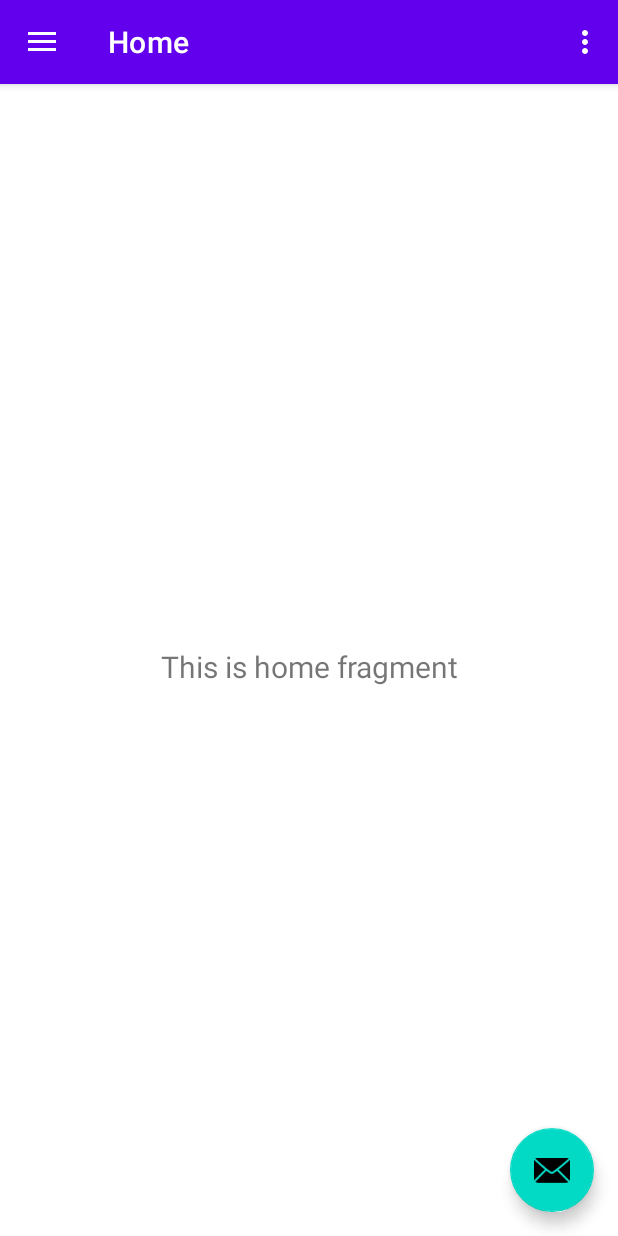
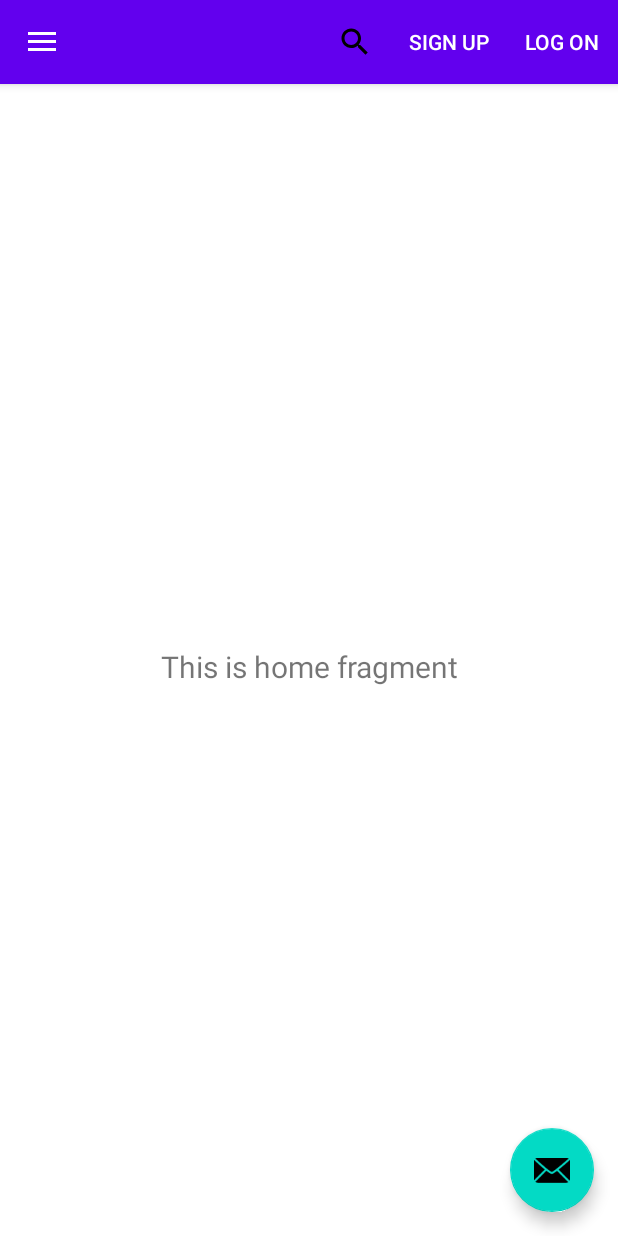
Before and after one commit to WizardFungus885/UntitledApp, an Android app: the screen it shows after launch (MainActivity), on a phone screen of 412 x 824 dp. Run offline under Robolectric (Android 15) with nearby library versions, the phone set to English and light mode, and no system bars; our stand-ins replace navigation-ui.

Commit message:
Refining thingies in the home activity
Added signup/login/search. Added magnifying glass and some other refining. NOTE: not all refining is complete though :(

```diff
--- a/app/src/main/java/com/example/untitledapp/MainActivity.java
+++ b/app/src/main/java/com/example/untitledapp/MainActivity.java
@@ -1,6 +1,7 @@
 package com.example.untitledapp;
 
 import android.os.Bundle;
+import android.view.MenuInflater;
 import android.view.View;
 import android.view.Menu;
 
@@ -25,7 +26,7 @@ public class MainActivity extends AppCompatActivity {
     protected void onCreate(Bundle savedInstanceState) {
         super.onCreate(savedInstanceState);
 
-        binding = ActivityMainBinding.inflate(getLayoutInflater());
+       binding = ActivityMainBinding.inflate(getLayoutInflater());
         setContentView(binding.getRoot());
 
         setSupportActionBar(binding.appBarMain.toolbar);
@@ -47,6 +48,7 @@ public class MainActivity extends AppCompatActivity {
         NavController navController = Navigation.findNavController(this, R.id.nav_host_fragment_content_main);
         NavigationUI.setupActionBarWithNavController(this, navController, mAppBarConfiguration);
         NavigationUI.setupWithNavController(navigationView, navController);
+        getSupportActionBar().setTitle("");
     }
 
     @Override
--- /dev/null
+++ b/app/src/main/res/drawable/ic_baseline_home_24.xml
@@ -0,0 +1,5 @@
+<vector android:height="24dp" android:tint="#000000"
+    android:viewportHeight="24" android:viewportWidth="24"
+    android:width="24dp" xmlns:android="http://schemas.android.com/apk/res/android">
+    <path android:fillColor="@android:color/white" android:pathData="M10,20v-6h4v6h5v-8h3L12,3 2,12h3v8z"/>
+</vector>
--- /dev/null
+++ b/app/src/main/res/drawable/ic_baseline_search_24.xml
@@ -0,0 +1,5 @@
+<vector android:height="24dp" android:tint="#000000"
+    android:viewportHeight="24" android:viewportWidth="24"
+    android:width="24dp" xmlns:android="http://schemas.android.com/apk/res/android">
+    <path android:fillColor="@android:color/white" android:pathData="M15.5,14h-0.79l-0.28,-0.27C15.41,12.59 16,11.11 16,9.5 16,5.91 13.09,3 9.5,3S3,5.91 3,9.5 5.91,16 9.5,16c1.61,0 3.09,-0.59 4.23,-1.57l0.27,0.28v0.79l5,4.99L20.49,19l-4.99,-5zM9.5,14C7.01,14 5,11.99 5,9.5S7.01,5 9.5,5 14,7.01 14,9.5 11.99,14 9.5,14z"/>
+</vector>
--- a/app/src/main/res/drawable/ic_menu_camera.xml
+++ /dev/null
@@ -1,12 +0,0 @@
-<vector xmlns:android="http://schemas.android.com/apk/res/android"
-    android:width="24dp"
-    android:height="24dp"
-    android:viewportWidth="24.0"
-    android:viewportHeight="24.0">
-    <path
-        android:fillColor="#FF000000"
-        android:pathData="M12,12m-3.2,0a3.2,3.2 0,1 1,6.4 0a3.2,3.2 0,1 1,-6.4 0" />
-    <path
-        android:fillColor="#FF000000"
-        android:pathData="M9,2L7.17,4H4c-1.1,0 -2,0.9 -2,2v12c0,1.1 0.9,2 2,2h16c1.1,0 2,-0.9 2,-2V6c0,-1.1 -0.9,-2 -2,-2h-3.17L15,2H9zm3,15c-2.76,0 -5,-2.24 -5,-5s2.24,-5 5,-5 5,2.24 5,5 -2.24,5 -5,5z" />
-</vector>
--- a/app/src/main/res/menu/activity_main_drawer.xml
+++ b/app/src/main/res/menu/activity_main_drawer.xml
@@ -6,15 +6,10 @@
     <group android:checkableBehavior="single">
         <item
             android:id="@+id/nav_home"
-            android:icon="@drawable/ic_menu_camera"
+            android:icon="@drawable/ic_baseline_home_24"
             android:title="@string/menu_home" />
-        <item
-            android:id="@+id/nav_gallery"
-            android:icon="@drawable/ic_menu_gallery"
-            android:title="@string/menu_gallery" />
-        <item
-            android:id="@+id/nav_slideshow"
-            android:icon="@drawable/ic_menu_slideshow"
-            android:title="@string/menu_slideshow" />
+
+
+
     </group>
 </menu>
--- a/app/src/main/res/menu/main.xml
+++ b/app/src/main/res/menu/main.xml
@@ -2,8 +2,24 @@
 <menu xmlns:android="http://schemas.android.com/apk/res/android"
     xmlns:app="http://schemas.android.com/apk/res-auto">
     <item
-        android:id="@+id/action_settings"
+        android:id="@+id/action_signup"
         android:orderInCategory="100"
-        android:title="@string/action_settings"
-        app:showAsAction="never" />
+        android:title="@string/action_signup"
+        app:showAsAction="ifRoom" />
+
+    <item
+        android:id="@+id/action_logon"
+        android:orderInCategory="100"
+        android:title="@string/action_logon"
+        app:showAsAction="ifRoom" />
+
+    <!--    The above code for the 2 items should only be visible if the user has not logged/signed up yet-->
+
+    <item android:id="@+id/action_search"
+        android:title="@string/action_search"
+        android:icon="@drawable/ic_baseline_search_24"
+        app:showAsAction="collapseActionView|ifRoom"
+        app:actionViewClass="android.widget.SearchView" />
+
+
 </menu>
--- a/app/src/main/res/values/strings.xml
+++ b/app/src/main/res/values/strings.xml
@@ -5,7 +5,9 @@
     <string name="nav_header_title">Android Studio</string>
     <string name="nav_header_subtitle">android.studio@android.com</string>
     <string name="nav_header_desc">Navigation header</string>
-    <string name="action_settings">Settings</string>
+    <string name="action_signup">Sign Up</string>
+    <string name="action_logon">Log On</string>
+    <string name="action_search">Search</string>
 
     <string name="menu_home">Home</string>
     <string name="menu_gallery">Gallery</string>
```
